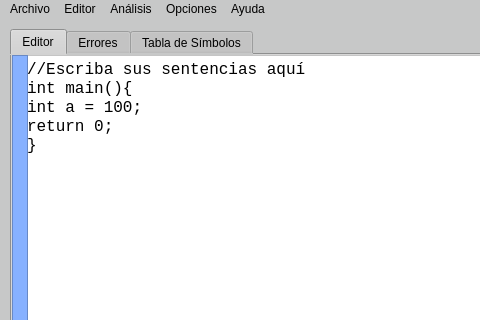
Old version of the form Proyecto1/mainwindow.ui in the repository MelyzaRC/OLC2Proyecto2_201314821; both pictures show x 0 to 480 and y 0 to 320 of the 1120 by 636 pixel window.
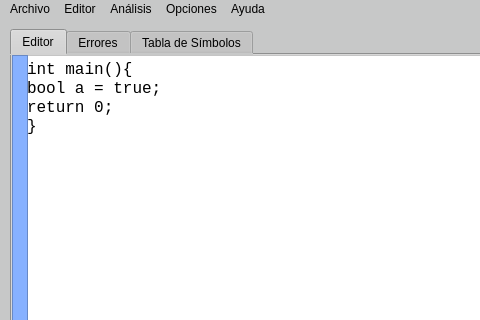
New version of the form.

Patch:
```diff
--- a/Proyecto1/mainwindow.ui
+++ b/Proyecto1/mainwindow.ui
@@ -110,9 +110,8 @@
        <enum>Qt::ScrollBarAlwaysOff</enum>
       </property>
       <property name="plainText">
-       <string>//Escriba sus sentencias aquí
-int main(){
-int a = 100;
+       <string>int main(){
+bool a = true;
 return 0;
 }</string>
       </property>
```
